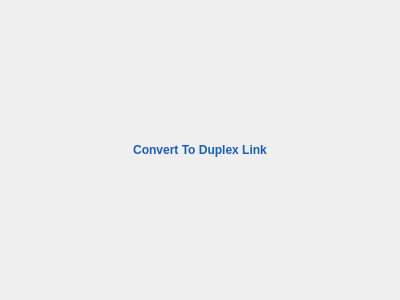
Qt form mainPanel/menu/management/ODFManagement/converttoduplex.ui (samad-ghanbari/DaNet) before a commit.
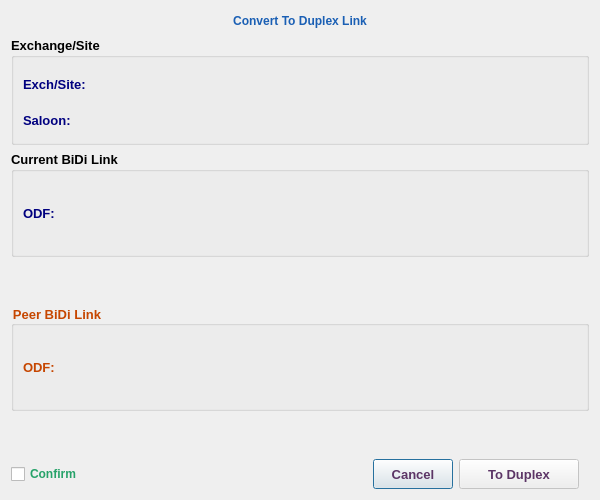
The same form after that commit. Icons and pictures are not drawn.

Commit message: init convert to  duplex

The edit to the form file:
```diff
--- a/mainPanel/menu/management/ODFManagement/converttoduplex.ui
+++ b/mainPanel/menu/management/ODFManagement/converttoduplex.ui
@@ -6,10 +6,22 @@
    <rect>
     <x>0</x>
     <y>0</y>
-    <width>400</width>
-    <height>300</height>
+    <width>600</width>
+    <height>500</height>
    </rect>
   </property>
+  <property name="minimumSize">
+   <size>
+    <width>600</width>
+    <height>500</height>
+   </size>
+  </property>
+  <property name="maximumSize">
+   <size>
+    <width>600</width>
+    <height>500</height>
+   </size>
+  </property>
   <property name="windowTitle">
    <string>Dialog</string>
   </property>
@@ -62,6 +74,601 @@
      </item>
     </layout>
    </item>
+   <item>
+    <widget class="QGroupBox" name="groupBox">
+     <property name="font">
+      <font>
+       <family>Tahoma</family>
+       <pointsize>10</pointsize>
+       <bold>true</bold>
+      </font>
+     </property>
+     <property name="title">
+      <string>Exchange/Site</string>
+     </property>
+     <layout class="QVBoxLayout" name="verticalLayout_5">
+      <item>
+       <layout class="QHBoxLayout" name="horizontalLayout_6">
+        <item>
+         <widget class="QLabel" name="label_7">
+          <property name="minimumSize">
+           <size>
+            <width>120</width>
+            <height>30</height>
+           </size>
+          </property>
+          <property name="maximumSize">
+           <size>
+            <width>120</width>
+            <height>25</height>
+           </size>
+          </property>
+          <property name="font">
+           <font>
+            <family>Tahoma</family>
+            <pointsize>10</pointsize>
+            <bold>true</bold>
+           </font>
+          </property>
+          <property name="styleSheet">
+           <string notr="true">color: rgb(0, 0, 127);</string>
+          </property>
+          <property name="text">
+           <string>Exch/Site:</string>
+          </property>
+         </widget>
+        </item>
+        <item>
+         <widget class="QLabel" name="abbrLbl">
+          <property name="sizePolicy">
+           <sizepolicy hsizetype="Expanding" vsizetype="Preferred">
+            <horstretch>0</horstretch>
+            <verstretch>0</verstretch>
+           </sizepolicy>
+          </property>
+          <property name="minimumSize">
+           <size>
+            <width>400</width>
+            <height>30</height>
+           </size>
+          </property>
+          <property name="maximumSize">
+           <size>
+            <width>300</width>
+            <height>30</height>
+           </size>
+          </property>
+          <property name="font">
+           <font>
+            <family>Tahoma</family>
+            <pointsize>10</pointsize>
+            <bold>true</bold>
+           </font>
+          </property>
+          <property name="styleSheet">
+           <string notr="true">color: rgb(85, 0, 127);</string>
+          </property>
+          <property name="text">
+           <string/>
+          </property>
+          <property name="wordWrap">
+           <bool>true</bool>
+          </property>
+         </widget>
+        </item>
+        <item>
+         <spacer name="horizontalSpacer_8">
+          <property name="orientation">
+           <enum>Qt::Horizontal</enum>
+          </property>
+          <property name="sizeHint" stdset="0">
+           <size>
+            <width>40</width>
+            <height>20</height>
+           </size>
+          </property>
+         </spacer>
+        </item>
+       </layout>
+      </item>
+      <item>
+       <layout class="QHBoxLayout" name="horizontalLayout_7">
+        <item>
+         <widget class="QLabel" name="label_8">
+          <property name="minimumSize">
+           <size>
+            <width>120</width>
+            <height>30</height>
+           </size>
+          </property>
+          <property name="maximumSize">
+           <size>
+            <width>120</width>
+            <height>25</height>
+           </size>
+          </property>
+          <property name="font">
+           <font>
+            <family>Tahoma</family>
+            <pointsize>10</pointsize>
+            <bold>true</bold>
+           </font>
+          </property>
+          <property name="styleSheet">
+           <string notr="true">color: rgb(0, 0, 127);</string>
+          </property>
+          <property name="text">
+           <string>Saloon:</string>
+          </property>
+         </widget>
+        </item>
+        <item>
+         <widget class="QLabel" name="saloonLbl">
+          <property name="sizePolicy">
+           <sizepolicy hsizetype="Expanding" vsizetype="Preferred">
+            <horstretch>0</horstretch>
+            <verstretch>0</verstretch>
+           </sizepolicy>
+          </property>
+          <property name="minimumSize">
+           <size>
+            <width>400</width>
+            <height>30</height>
+           </size>
+          </property>
+          <property name="maximumSize">
+           <size>
+            <width>300</width>
+            <height>30</height>
+           </size>
+          </property>
+          <property name="font">
+           <font>
+            <family>Tahoma</family>
+            <pointsize>10</pointsize>
+            <bold>true</bold>
+           </font>
+          </property>
+          <property name="styleSheet">
+           <string notr="true">color: rgb(85, 0, 127);</string>
+          </property>
+          <property name="text">
+           <string/>
+          </property>
+          <property name="wordWrap">
+           <bool>true</bool>
+          </property>
+         </widget>
+        </item>
+        <item>
+         <spacer name="horizontalSpacer_7">
+          <property name="orientation">
+           <enum>Qt::Horizontal</enum>
+          </property>
+          <property name="sizeHint" stdset="0">
+           <size>
+            <width>40</width>
+            <height>20</height>
+           </size>
+          </property>
+         </spacer>
+        </item>
+       </layout>
+      </item>
+     </layout>
+    </widget>
+   </item>
+   <item>
+    <widget class="QGroupBox" name="groupBox_2">
+     <property name="font">
+      <font>
+       <family>Tahoma</family>
+       <pointsize>10</pointsize>
+       <bold>true</bold>
+      </font>
+     </property>
+     <property name="title">
+      <string>Current BiDi Link</string>
+     </property>
+     <layout class="QHBoxLayout" name="horizontalLayout_3">
+      <item>
+       <layout class="QHBoxLayout" name="horizontalLayout_8">
+        <item>
+         <widget class="QLabel" name="label_9">
+          <property name="minimumSize">
+           <size>
+            <width>100</width>
+            <height>30</height>
+           </size>
+          </property>
+          <property name="maximumSize">
+           <size>
+            <width>100</width>
+            <height>30</height>
+           </size>
+          </property>
+          <property name="font">
+           <font>
+            <family>Tahoma</family>
+            <pointsize>10</pointsize>
+            <bold>true</bold>
+           </font>
+          </property>
+          <property name="styleSheet">
+           <string notr="true">color: rgb(0, 0, 127);</string>
+          </property>
+          <property name="text">
+           <string>ODF:</string>
+          </property>
+         </widget>
+        </item>
+        <item>
+         <widget class="QLabel" name="odfLbl">
+          <property name="sizePolicy">
+           <sizepolicy hsizetype="Expanding" vsizetype="Preferred">
+            <horstretch>0</horstretch>
+            <verstretch>0</verstretch>
+           </sizepolicy>
+          </property>
+          <property name="minimumSize">
+           <size>
+            <width>100</width>
+            <height>30</height>
+           </size>
+          </property>
+          <property name="maximumSize">
+           <size>
+            <width>300</width>
+            <height>30</height>
+           </size>
+          </property>
+          <property name="font">
+           <font>
+            <family>Tahoma</family>
+            <pointsize>10</pointsize>
+            <bold>true</bold>
+           </font>
+          </property>
+          <property name="styleSheet">
+           <string notr="true">color: rgb(85, 0, 127);</string>
+          </property>
+          <property name="text">
+           <string/>
+          </property>
+          <property name="wordWrap">
+           <bool>true</bool>
+          </property>
+         </widget>
+        </item>
+        <item>
+         <spacer name="horizontalSpacer_6">
+          <property name="orientation">
+           <enum>Qt::Horizontal</enum>
+          </property>
+          <property name="sizeHint" stdset="0">
+           <size>
+            <width>40</width>
+            <height>20</height>
+           </size>
+          </property>
+         </spacer>
+        </item>
+       </layout>
+      </item>
+      <item>
+       <widget class="QLabel" name="label_15">
+        <property name="minimumSize">
+         <size>
+          <width>64</width>
+          <height>64</height>
+         </size>
+        </property>
+        <property name="maximumSize">
+         <size>
+          <width>64</width>
+          <height>64</height>
+         </size>
+        </property>
+        <property name="font">
+         <font>
+          <family>Tahoma</family>
+          <pointsize>10</pointsize>
+          <bold>true</bold>
+         </font>
+        </property>
+        <property name="text">
+         <string/>
+        </property>
+        <property name="pixmap">
+         <pixmap resource="../../../../image.qrc">:/Image/BiDi.png</pixmap>
+        </property>
+       </widget>
+      </item>
+     </layout>
+    </widget>
+   </item>
+   <item>
+    <spacer name="verticalSpacer_2">
+     <property name="orientation">
+      <enum>Qt::Vertical</enum>
+     </property>
+     <property name="sizeHint" stdset="0">
+      <size>
+       <width>20</width>
+       <height>39</height>
+      </size>
+     </property>
+    </spacer>
+   </item>
+   <item>
+    <widget class="QGroupBox" name="groupBox_3">
+     <property name="font">
+      <font>
+       <family>Tahoma</family>
+       <pointsize>10</pointsize>
+       <bold>true</bold>
+      </font>
+     </property>
+     <property name="styleSheet">
+      <string notr="true">color: rgb(198, 70, 0);</string>
+     </property>
+     <property name="title">
+      <string>Peer BiDi Link</string>
+     </property>
+     <layout class="QHBoxLayout" name="horizontalLayout_4">
+      <item>
+       <layout class="QHBoxLayout" name="horizontalLayout_9">
+        <item>
+         <widget class="QLabel" name="label_10">
+          <property name="minimumSize">
+           <size>
+            <width>100</width>
+            <height>30</height>
+           </size>
+          </property>
+          <property name="maximumSize">
+           <size>
+            <width>100</width>
+            <height>30</height>
+           </size>
+          </property>
+          <property name="font">
+           <font>
+            <family>Tahoma</family>
+            <pointsize>10</pointsize>
+            <bold>true</bold>
+           </font>
+          </property>
+          <property name="styleSheet">
+           <string notr="true">color: rgb(198, 70, 0);</string>
+          </property>
+          <property name="text">
+           <string>ODF:</string>
+          </property>
+         </widget>
+        </item>
+        <item>
+         <widget class="QLabel" name="peerOdf">
+          <property name="sizePolicy">
+           <sizepolicy hsizetype="Expanding" vsizetype="Preferred">
+            <horstretch>0</horstretch>
+            <verstretch>0</verstretch>
+           </sizepolicy>
+          </property>
+          <property name="minimumSize">
+           <size>
+            <width>100</width>
+            <height>30</height>
+           </size>
+          </property>
+          <property name="maximumSize">
+           <size>
+            <width>300</width>
+            <height>30</height>
+           </size>
+          </property>
+          <property name="font">
+           <font>
+            <family>Tahoma</family>
+            <pointsize>10</pointsize>
+            <bold>true</bold>
+           </font>
+          </property>
+          <property name="styleSheet">
+           <string notr="true">color: rgb(198, 70, 0);</string>
+          </property>
+          <property name="text">
+           <string/>
+          </property>
+          <property name="wordWrap">
+           <bool>true</bool>
+          </property>
+         </widget>
+        </item>
+        <item>
+         <spacer name="horizontalSpacer_9">
+          <property name="orientation">
+           <enum>Qt::Horizontal</enum>
+          </property>
+          <property name="sizeHint" stdset="0">
+           <size>
+            <width>40</width>
+            <height>20</height>
+           </size>
+          </property>
+         </spacer>
+        </item>
+       </layout>
+      </item>
+      <item>
+       <widget class="QLabel" name="label_16">
+        <property name="minimumSize">
+         <size>
+          <width>64</width>
+          <height>64</height>
+         </size>
+        </property>
+        <property name="maximumSize">
+         <size>
+          <width>64</width>
+          <height>64</height>
+         </size>
+        </property>
+        <property name="font">
+         <font>
+          <family>Tahoma</family>
+          <pointsize>10</pointsize>
+          <bold>true</bold>
+         </font>
+        </property>
+        <property name="text">
+         <string/>
+        </property>
+        <property name="pixmap">
+         <pixmap resource="../../../../image.qrc">:/Image/BiDi.png</pixmap>
+        </property>
+       </widget>
+      </item>
+     </layout>
+    </widget>
+   </item>
+   <item>
+    <spacer name="verticalSpacer">
+     <property name="orientation">
+      <enum>Qt::Vertical</enum>
+     </property>
+     <property name="sizeHint" stdset="0">
+      <size>
+       <width>20</width>
+       <height>14</height>
+      </size>
+     </property>
+    </spacer>
+   </item>
+   <item>
+    <layout class="QHBoxLayout" name="horizontalLayout_12">
+     <property name="rightMargin">
+      <number>10</number>
+     </property>
+     <item>
+      <widget class="QCheckBox" name="confirmChB">
+       <property name="font">
+        <font>
+         <bold>true</bold>
+        </font>
+       </property>
+       <property name="styleSheet">
+        <string notr="true">color: rgb(38, 162, 105);</string>
+       </property>
+       <property name="text">
+        <string>Confirm</string>
+       </property>
+      </widget>
+     </item>
+     <item>
+      <spacer name="horizontalSpacer_3">
+       <property name="font">
+        <font>
+         <family>Tahoma</family>
+         <pointsize>10</pointsize>
+        </font>
+       </property>
+       <property name="orientation">
+        <enum>Qt::Horizontal</enum>
+       </property>
+       <property name="sizeHint" stdset="0">
+        <size>
+         <width>40</width>
+         <height>20</height>
+        </size>
+       </property>
+      </spacer>
+     </item>
+     <item>
+      <widget class="QPushButton" name="cancelBtn">
+       <property name="sizePolicy">
+        <sizepolicy hsizetype="Preferred" vsizetype="Preferred">
+         <horstretch>0</horstretch>
+         <verstretch>0</verstretch>
+        </sizepolicy>
+       </property>
+       <property name="minimumSize">
+        <size>
+         <width>80</width>
+         <height>30</height>
+        </size>
+       </property>
+       <property name="maximumSize">
+        <size>
+         <width>150</width>
+         <height>30</height>
+        </size>
+       </property>
+       <property name="font">
+        <font>
+         <family>Tahoma</family>
+         <pointsize>10</pointsize>
+         <bold>true</bold>
+        </font>
+       </property>
+       <property name="styleSheet">
+        <string notr="true">color: rgb(92, 53, 102);</string>
+       </property>
+       <property name="text">
+        <string>Cancel</string>
+       </property>
+      </widget>
+     </item>
+     <item>
+      <widget class="QPushButton" name="okBtn">
+       <property name="enabled">
+        <bool>false</bool>
+       </property>
+       <property name="sizePolicy">
+        <sizepolicy hsizetype="Preferred" vsizetype="Preferred">
+         <horstretch>0</horstretch>
+         <verstretch>0</verstretch>
+        </sizepolicy>
+       </property>
+       <property name="minimumSize">
+        <size>
+         <width>120</width>
+         <height>30</height>
+        </size>
+       </property>
+       <property name="maximumSize">
+        <size>
+         <width>200</width>
+         <height>30</height>
+        </size>
+       </property>
+       <property name="font">
+        <font>
+         <family>Tahoma</family>
+         <pointsize>10</pointsize>
+         <bold>true</bold>
+        </font>
+       </property>
+       <property name="styleSheet">
+        <string notr="true">color: rgb(92, 53, 102);</string>
+       </property>
+       <property name="text">
+        <string>To Duplex</string>
+       </property>
+       <property name="icon">
+        <iconset resource="../../../../image.qrc">
+         <normaloff>:/Image/BiDi.png</normaloff>:/Image/BiDi.png</iconset>
+       </property>
+       <property name="iconSize">
+        <size>
+         <width>20</width>
+         <height>20</height>
+        </size>
+       </property>
+      </widget>
+     </item>
+    </layout>
+   </item>
   </layout>
  </widget>
  <resources/>
```
Left out of the diff: 10 changed lines with no effect on the pictures. The commit also changes 6 other files.
